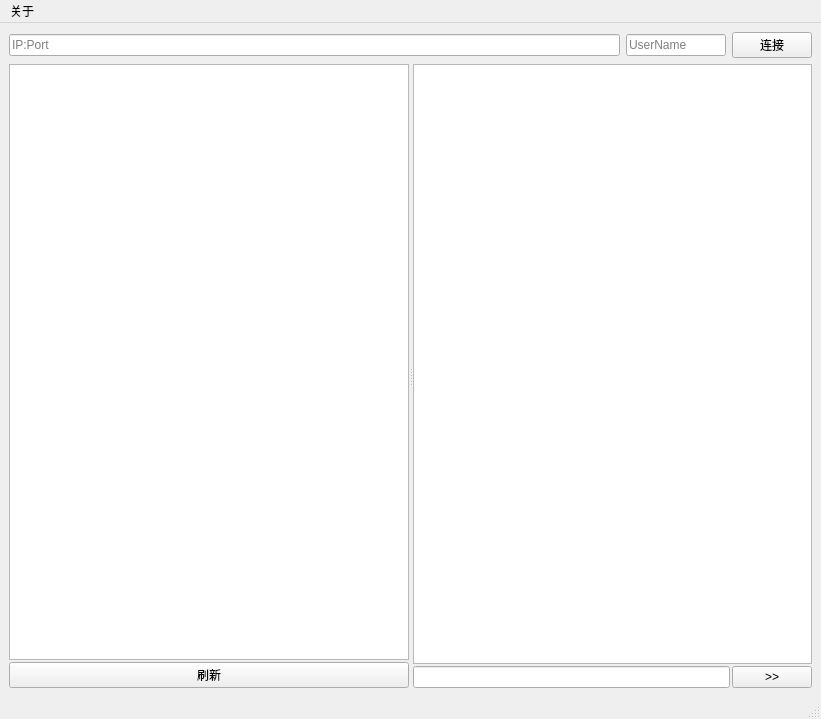
Old version of the form mainwindow.ui in the repository I-Info/QAQ-Desktop-Qt.
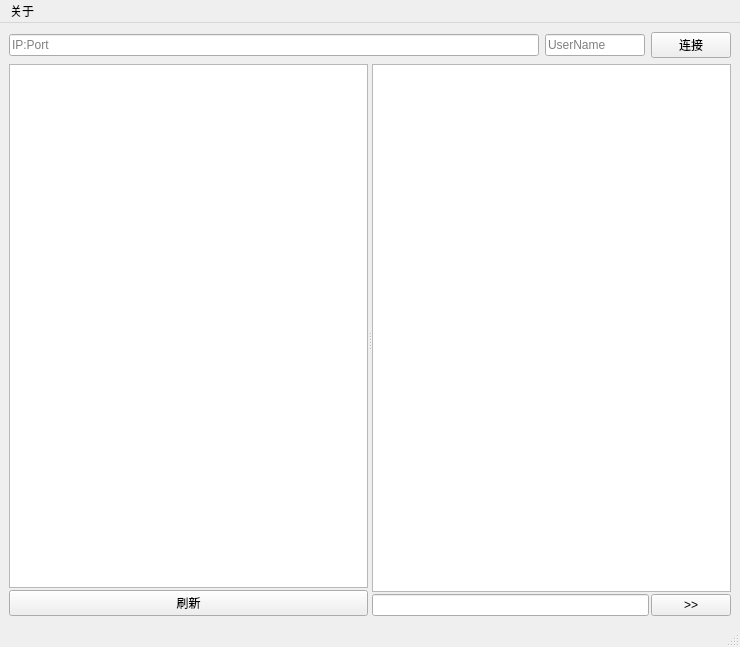
New version of the form.

Diff of the .ui file:
```diff
--- a/mainwindow.ui
+++ b/mainwindow.ui
@@ -6,8 +6,8 @@
    <rect>
     <x>0</x>
     <y>0</y>
-    <width>821</width>
-    <height>719</height>
+    <width>740</width>
+    <height>647</height>
    </rect>
   </property>
   <property name="windowTitle">
@@ -157,7 +157,7 @@
     <rect>
      <x>0</x>
      <y>0</y>
-     <width>821</width>
+     <width>740</width>
      <height>28</height>
     </rect>
    </property>
```
